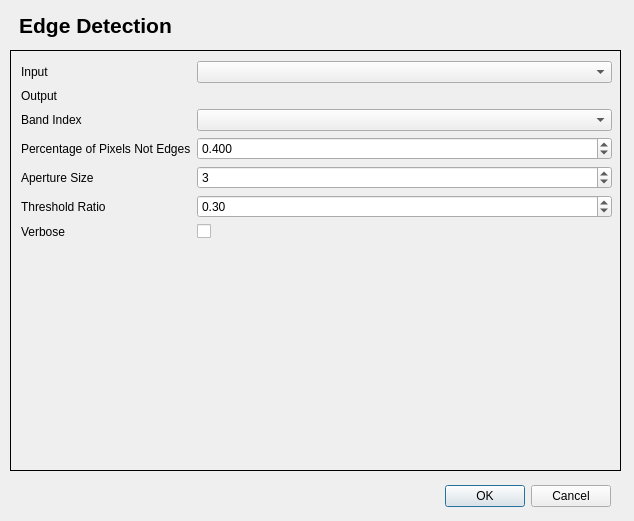
The window that shape_edge_detection/edge_detection_dialog_base.ui (AUGSignals/qgis-plugins) describes before a commit, drawn with Qt 5.
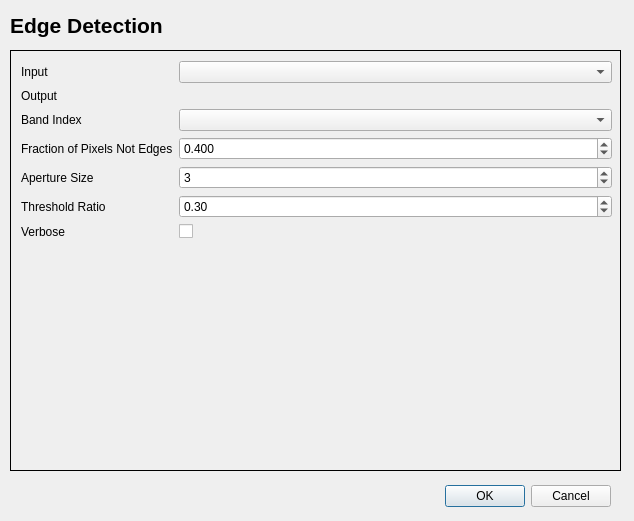
The same window after the commit. Icons and pictures are not drawn. Custom widgets are drawn as their Qt base class.

```diff
--- a/shape_edge_detection/edge_detection_dialog_base.ui
+++ b/shape_edge_detection/edge_detection_dialog_base.ui
@@ -34,7 +34,7 @@
     <rect>
      <x>10</x>
      <y>10</y>
-     <width>171</width>
+     <width>611</width>
      <height>31</height>
     </rect>
    </property>
@@ -46,7 +46,7 @@
 &lt;p style=&quot; margin-top:0px; margin-bottom:0px; margin-left:0px; margin-right:0px; -qt-block-indent:0; text-indent:0px;&quot;&gt;&lt;span style=&quot; font-family:'Sans Serif'; font-size:16pt; font-weight:600;&quot;&gt;Edge Detection&lt;/span&gt;&lt;/p&gt;&lt;/body&gt;&lt;/html&gt;</string>
    </property>
    <property name="alignment">
-    <set>Qt::AlignCenter</set>
+    <set>Qt::AlignLeading|Qt::AlignLeft|Qt::AlignVCenter</set>
    </property>
   </widget>
   <widget class="QStackedWidget" name="stackedWidget">
@@ -132,7 +132,7 @@
       <item row="3" column="0">
        <widget class="QLabel" name="percentageOfPixelsNotEdgesLabel">
         <property name="text">
-         <string>Percentage of Pixels Not Edges</string>
+         <string>Fraction of Pixels Not Edges</string>
         </property>
        </widget>
       </item>
```
Left out of the diff: 16 changed lines with no effect on the pictures.
